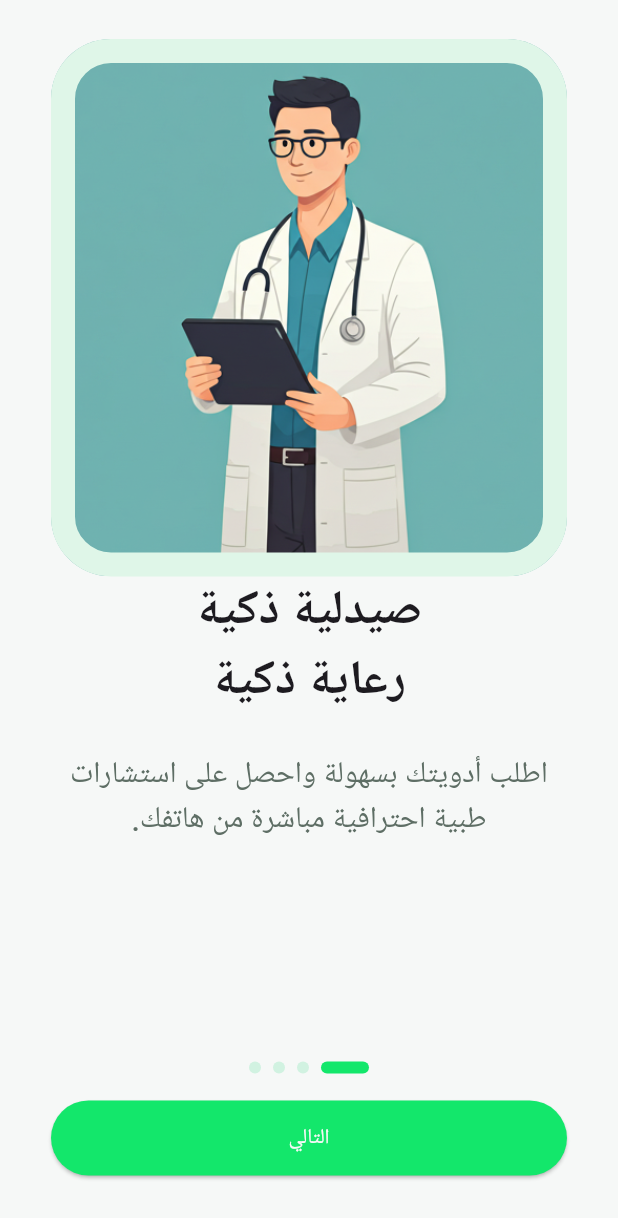
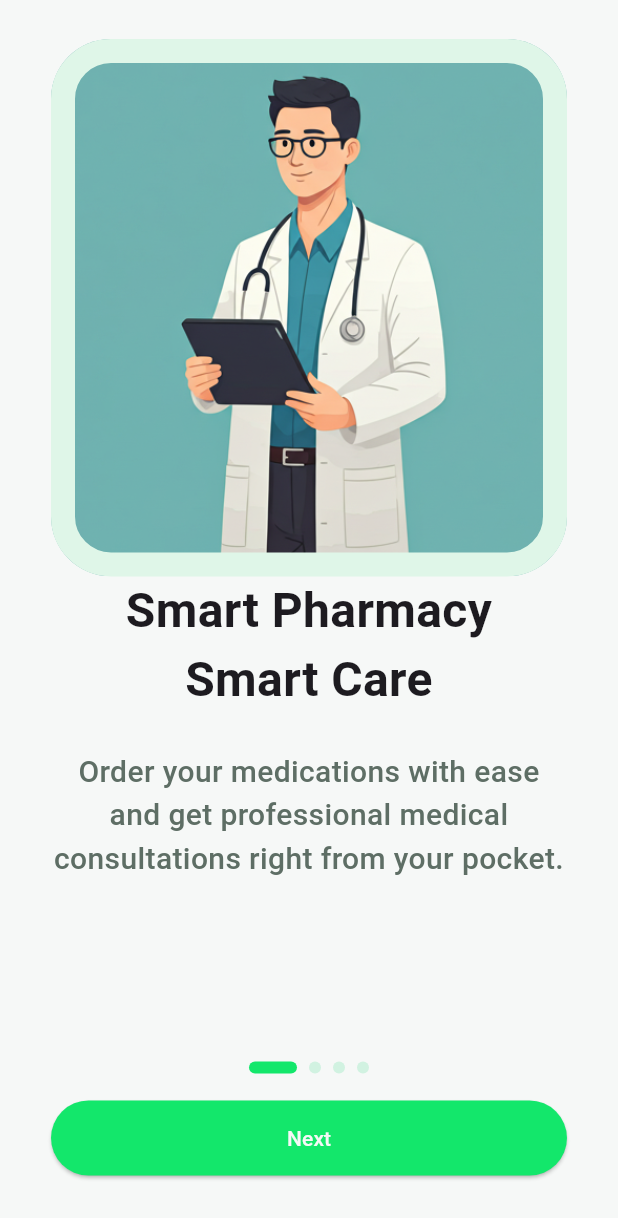
Before and after one commit to MohamedGamil13/Dawak, a Flutter app: the screen it shows after launch, on a phone screen of 412 x 824 dp. Shown: the top 1218 px of the screen. Run offline on Flutter 3.47's test engine with Material 3 defaults, Android fonts, the phone set to English and light mode, and no system bars; drawn by our look-alikes of smooth_page_indicator; our stand-ins replace dotted_border, flutter_screenutil, font_awesome_flutter, get_it, go_router.

Commit message:
Add arabic to Biometric screen

```diff
--- a/lib/features/auth/presentation/views/biometric_auth_screen.dart
+++ b/lib/features/auth/presentation/views/biometric_auth_screen.dart
@@ -1,5 +1,6 @@
 import 'package:dawak/core/theme/styles/app_styles.dart';
 import 'package:dawak/features/auth/presentation/views/widgets/biometric_auth_screen_body.dart';
+import 'package:dawak/generated/l10n.dart';
 import 'package:flutter/material.dart';
 
 class BiometricAuthScreen extends StatelessWidget {
@@ -7,9 +8,11 @@ class BiometricAuthScreen extends StatelessWidget {
 
   @override
   Widget build(BuildContext context) {
+    final s = S.of(context);
+
     return Scaffold(
       appBar: AppBar(
-        title: const Text('Security', style: AppStyles.bold24black),
+        title: Text(s.security, style: AppStyles.bold24black),
         centerTitle: true,
       ),
       body: const BiometricAuthScreenBody(),
--- a/lib/l10n/intl_en.arb
+++ b/lib/l10n/intl_en.arb
@@ -52,5 +52,10 @@
   "forgetPasswordDescription": "Enter the email address associated with your account and we'll send you a link to reset your password",
   "enterEmailToReset": "Enter your email to reset your password",
   "sendResetLink": "Send Reset Link",
-  "rememberPassword": "Remember your password?"
+  "rememberPassword": "Remember your password?",
+  "biometricTitle": "Unlock with Biometric",
+  "biometricDescription": "Quickly and securely access your prescriptions, medical records, and pharmacist consultations",
+  "enableFaceId": "Enable Face ID",
+  "usePasswordInstead": "Use Password Instead",
+  "security": "Security"
 }
--- a/lib/main.dart
+++ b/lib/main.dart
@@ -20,7 +20,7 @@ class Dawak extends StatelessWidget {
     return ScreenUtilInit(
       designSize: const Size(360, 690),
       child: MaterialApp.router(
-        locale: const Locale('ar'),
+        locale: const Locale('en'),
         localizationsDelegates: const [
           S.delegate,
           GlobalMaterialLocalizations.delegate,
```
Also changed, not shown: lib/features/auth/presentation/views/widgets/biometric_auth_screen_body.dart (+15 -6 lines), lib/l10n/intl_ar.arb (+9 -4 lines), lib/generated/intl/messages_ar.dart, lib/generated/intl/messages_en.dart, lib/generated/l10n.dart.
